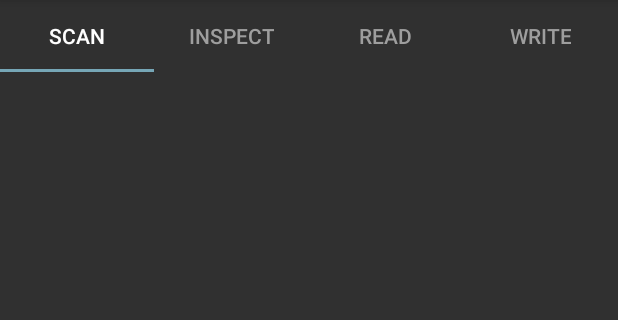
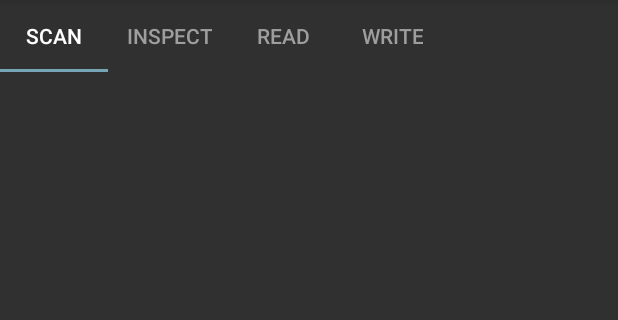
Before and after one commit to Keidan/BleConnector, an Android app: the HomeFragment screen opened directly, with no data from a screen before it, on a phone screen of 412 x 824 dp, the part 84-404 px from its top. Run offline under Robolectric (Android 15) with nearby library versions, the phone set to English and light mode, and no system bars; 1 statement that could not run was skipped.

Commit message:
fix display

```diff
--- a/app/src/main/res/layout/fragment_home.xml
+++ b/app/src/main/res/layout/fragment_home.xml
@@ -14,7 +14,7 @@
         android:layout_alignParentTop="true"
         android:layout_width="match_parent"
         android:layout_height="wrap_content"
-        app:tabMode="fixed"
+        app:tabMode="scrollable"
         app:tabGravity="fill"/>
     <android.support.v4.view.ViewPager
         android:id="@+id/viewpager"
```
